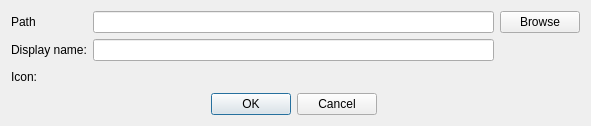
Old version of the form src/shortcutdialog.ui in the repository pashazz/winegame.
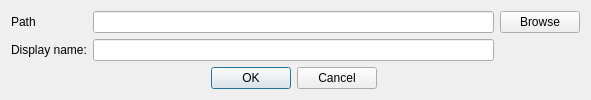
New version of the form.

Commit message: Shortcut dialog: no plans to icon changing

```diff
--- a/src/shortcutdialog.ui
+++ b/src/shortcutdialog.ui
@@ -7,7 +7,7 @@
     <x>0</x>
     <y>0</y>
     <width>591</width>
-    <height>126</height>
+    <height>98</height>
    </rect>
   </property>
   <property name="windowTitle">
@@ -41,7 +41,7 @@
    <item row="1" column="1">
     <widget class="QLineEdit" name="txtName"/>
    </item>
-   <item row="3" column="1">
+   <item row="2" column="1">
     <widget class="QDialogButtonBox" name="buttonBox">
      <property name="orientation">
       <enum>Qt::Horizontal</enum>
@@ -54,30 +54,6 @@
      </property>
     </widget>
    </item>
-   <item row="2" column="0">
-    <widget class="QLabel" name="label_3">
-     <property name="text">
-      <string>Icon:</string>
-     </property>
-    </widget>
-   </item>
-   <item row="2" column="1">
-    <widget class="QLabel" name="lblIcon">
-     <property name="contextMenuPolicy">
-      <enum>Qt::CustomContextMenu</enum>
-     </property>
-     <property name="toolTip">
-      <string>&lt;!DOCTYPE HTML PUBLIC &quot;-//W3C//DTD HTML 4.0//EN&quot; &quot;http://www.w3.org/TR/REC-html40/strict.dtd&quot;&gt;
-&lt;html&gt;&lt;head&gt;&lt;meta name=&quot;qrichtext&quot; content=&quot;1&quot; /&gt;&lt;style type=&quot;text/css&quot;&gt;
-p, li { white-space: pre-wrap; }
-&lt;/style&gt;&lt;/head&gt;&lt;body style=&quot; font-family:'Droid Sans'; font-size:9pt; font-weight:400; font-style:normal;&quot;&gt;
-&lt;p style=&quot; margin-top:0px; margin-bottom:0px; margin-left:0px; margin-right:0px; -qt-block-indent:0; text-indent:0px;&quot;&gt;Click &lt;span style=&quot; font-weight:600;&quot;&gt;right button&lt;/span&gt; on label to reset icon&lt;/p&gt;&lt;/body&gt;&lt;/html&gt;</string>
-     </property>
-     <property name="text">
-      <string/>
-     </property>
-    </widget>
-   </item>
   </layout>
  </widget>
  <resources/>
```
